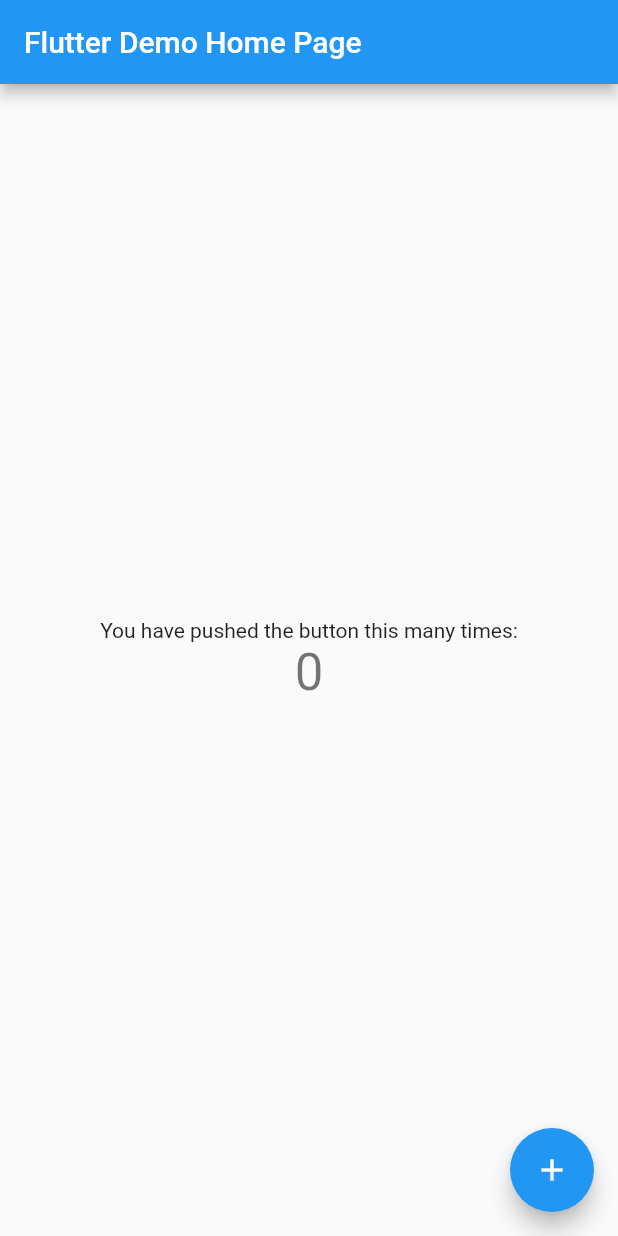
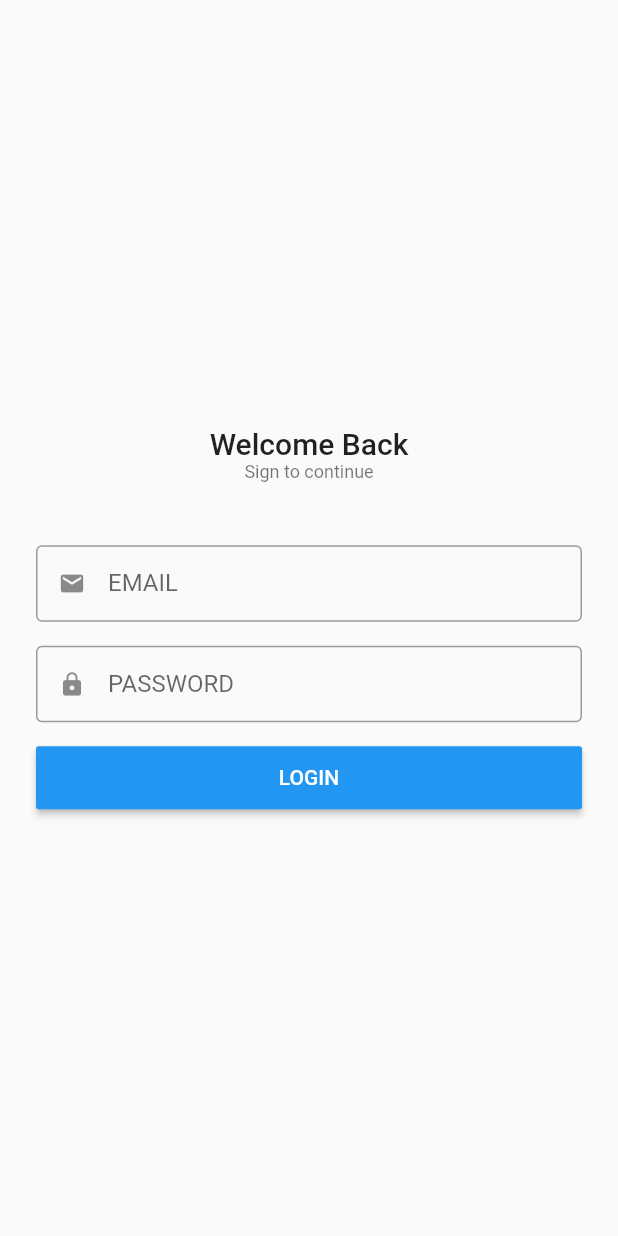
Before and after one commit to CoderJava/flutter-fcm-login, a Flutter app: the screen it shows after launch, on a phone screen of 412 x 824 dp. Run offline on Flutter 3.47's test engine with Material 2 defaults, Android fonts, the light colour scheme and no system bars; our stand-ins replace firebase_messaging, shared_preferences; accounts and stored records are empty.

Commit message:
Buat UI dan case error

```diff
--- a/lib/main.dart
+++ b/lib/main.dart
@@ -1,117 +1,213 @@
+import 'dart:io';
+
+import 'package:firebase_messaging/firebase_messaging.dart';
 import 'package:flutter/material.dart';
+import 'package:shared_preferences/shared_preferences.dart';
 
-void main() {
-  runApp(MyApp());
+void main() => runApp(App());
+
+class App extends StatefulWidget {
+  @override
+  _AppState createState() => _AppState();
 }
 
-class MyApp extends StatelessWidget {
-  // This widget is the root of your application.
+class _AppState extends State<App> {
+  var isLogin = false;
+
+  @override
+  void initState() {
+    WidgetsBinding.instance.addPostFrameCallback((_) async {
+      var sharedPreferences = await SharedPreferences.getInstance();
+      isLogin = sharedPreferences.getBool('isLogin') ?? false;
+      if (isLogin) {
+        setState(() {});
+      }
+    });
+    super.initState();
+  }
+
   @override
   Widget build(BuildContext context) {
     return MaterialApp(
-      title: 'Flutter Demo',
-      theme: ThemeData(
-        // This is the theme of your application.
-        //
-        // Try running your application with "flutter run". You'll see the
-        // application has a blue toolbar. Then, without quitting the app, try
-        // changing the primarySwatch below to Colors.green and then invoke
-        // "hot reload" (press "r" in the console where you ran "flutter run",
-        // or simply save your changes to "hot reload" in a Flutter IDE).
-        // Notice that the counter didn't reset back to zero; the application
-        // is not restarted.
-        primarySwatch: Colors.blue,
-        // This makes the visual density adapt to the platform that you run
-        // the app on. For desktop platforms, the controls will be smaller and
-        // closer together (more dense) than on mobile platforms.
-        visualDensity: VisualDensity.adaptivePlatformDensity,
-      ),
-      home: MyHomePage(title: 'Flutter Demo Home Page'),
+      home: !isLogin ? LoginPage() : HomePage(),
     );
   }
 }
 
-class MyHomePage extends StatefulWidget {
-  MyHomePage({Key key, this.title}) : super(key: key);
+Future<dynamic> onBackgroundMessageHandler(Map<String, dynamic> message) async {
+  debugPrint('onBackgroundMessageHandler');
+  var sharedPreferences = await SharedPreferences.getInstance();
+  var isLogin = sharedPreferences.getBool('isLogin') ?? false;
+  if (isLogin) {
+    // TODO: tampilkan lokal notifikasi
+    var content = '-';
+    if (Platform.isIOS) {
+      content = message['content'];
+    } else {
+      content = message['data']['content'];
+    }
+    debugPrint('content: $content');
+  }
+  return true;
+}
 
-  // This widget is the home page of your application. It is stateful, meaning
-  // that it has a State object (defined below) that contains fields that affect
-  // how it looks.
+class LoginPage extends StatefulWidget {
+  @override
+  _LoginPageState createState() => _LoginPageState();
+}
 
-  // This class is the configuration for the state. It holds the values (in this
-  // case the title) provided by the parent (in this case the App widget) and
-  // used by the build method of the State. Fields in a Widget subclass are
-  // always marked "final".
-
-  final String title;
+class _LoginPageState extends State<LoginPage> {
+  final scaffoldState = GlobalKey<ScaffoldState>();
+  final formState = GlobalKey<FormState>();
+  final controllerEmail = TextEditingController();
+  final controllerPassword = TextEditingController();
 
   @override
-  _MyHomePageState createState() => _MyHomePageState();
+  Widget build(BuildContext context) {
+    return Scaffold(
+      key: scaffoldState,
+      body: SafeArea(
+        child: Container(
+          width: double.infinity,
+          padding: EdgeInsets.symmetric(horizontal: 24),
+          child: Form(
+            key: formState,
+            child: Column(
+              mainAxisAlignment: MainAxisAlignment.center,
+              children: [
+                Text(
+                  'Welcome Back',
+                  style: Theme.of(context).textTheme.headline6,
+                ),
+                Text(
+                  'Sign to continue',
+                  style: Theme.of(context).textTheme.caption,
+                ),
+                SizedBox(height: 42),
+                TextFormField(
+                  controller: controllerEmail,
+                  decoration: InputDecoration(
+                    prefixIcon: Icon(Icons.email),
+                    border: OutlineInputBorder(),
+                    isDense: true,
+                    labelText: 'EMAIL',
+                  ),
+                  keyboardType: TextInputType.emailAddress,
+                  validator: (value) {
+                    return value.isEmpty ? 'Enter an email' : null;
+                  },
+                ),
+                SizedBox(height: 16),
+                TextFormField(
+                  controller: controllerPassword,
+                  decoration: InputDecoration(
+                    prefixIcon: Icon(Icons.lock),
+                    border: OutlineInputBorder(),
+                    isDense: true,
+                    labelText: 'PASSWORD',
+                  ),
+                  validator: (value) {
+                    return value.isEmpty ? 'Enter a password' : null;
+                  },
+                  obscureText: true,
+                  keyboardType: TextInputType.text,
+                ),
+                SizedBox(height: 16),
+                SizedBox(
+                  width: double.infinity,
+                  height: 42,
+                  child: RaisedButton(
+                    onPressed: () async {
+                      if (formState.currentState.validate()) {
+                        var email = controllerEmail.text.trim();
+                        var password = controllerPassword.text.trim();
+                        if (email == 'admin' && password == 'admin') {
+                          var sharedPreferences = await SharedPreferences.getInstance();
+                          await sharedPreferences.setBool('isLogin', true);
+                          Navigator.push(context, MaterialPageRoute(builder: (context) => HomePage()));
+                        } else {
+                          scaffoldState.currentState.showSnackBar(SnackBar(content: Text('Login failed')));
+                        }
+                      }
+                    },
+                    child: Text('LOGIN'),
+                    color: Colors.blue,
+                    textColor: Colors.white,
+                  ),
+                ),
+              ],
+            ),
+          ),
+        ),
+      ),
+    );
+  }
 }
 
-class _MyHomePageState extends State<MyHomePage> {
-  int _counter = 0;
+class HomePage extends StatefulWidget {
+  @override
+  _HomePageState createState() => _HomePageState();
+}
 
-  void _incrementCounter() {
-    setState(() {
-      // This call to setState tells the Flutter framework that something has
-      // changed in this State, which causes it to rerun the build method below
-      // so that the display can reflect the updated values. If we changed
-      // _counter without calling setState(), then the build method would not be
-      // called again, and so nothing would appear to happen.
-      _counter++;
-    });
+class _HomePageState extends State<HomePage> {
+  final firebaseMessaging = FirebaseMessaging();
+  var tokenFcm = '-';
+
+  @override
+  void initState() {
+    firebaseMessaging.configure(
+      onMessage: (Map<String, dynamic> message) async {
+        _getDataFcm(message);
+      },
+      onBackgroundMessage: onBackgroundMessageHandler,
+      onResume: (Map<String, dynamic> message) async {
+        _getDataFcm(message);
+      },
+      onLaunch: (Map<String, dynamic> message) async {
+        _getDataFcm(message);
+      },
+    );
+    super.initState();
   }
 
   @override
   Widget build(BuildContext context) {
-    // This method is rerun every time setState is called, for instance as done
-    // by the _incrementCounter method above.
-    //
-    // The Flutter framework has been optimized to make rerunning build methods
-    // fast, so that you can just rebuild anything that needs updating rather
-    // than having to individually change instances of widgets.
     return Scaffold(
-      appBar: AppBar(
-        // Here we take the value from the MyHomePage object that was created by
-        // the App.build method, and use it to set our appbar title.
-        title: Text(widget.title),
-      ),
-      body: Center(
-        // Center is a layout widget. It takes a single child and positions it
-        // in the middle of the parent.
+      body: Container(
+        width: double.infinity,
+        padding: EdgeInsets.symmetric(horizontal: 16),
         child: Column(
-          // Column is also a layout widget. It takes a list of children and
-          // arranges them vertically. By default, it sizes itself to fit its
-          // children horizontally, and tries to be as tall as its parent.
-          //
-          // Invoke "debug painting" (press "p" in the console, choose the
-          // "Toggle Debug Paint" action from the Flutter Inspector in Android
-          // Studio, or the "Toggle Debug Paint" command in Visual Studio Code)
-          // to see the wireframe for each widget.
-          //
-          // Column has various properties to control how it sizes itself and
-          // how it positions its children. Here we use mainAxisAlignment to
-          // center the children vertically; the main axis here is the vertical
-          // axis because Columns are vertical (the cross axis would be
-          // horizontal).
           mainAxisAlignment: MainAxisAlignment.center,
-          children: <Widget>[
-            Text(
-              'You have pushed the button this many times:',
+          children: [
+            RaisedButton(
+              child: Text('GET TOKEN'),
+              onPressed: () {
+                firebaseMessaging.requestNotificationPermissions(
+                  const IosNotificationSettings(),
+                );
+                firebaseMessaging.onIosSettingsRegistered.listen((event) {
+                  debugPrint('IOS settings registered');
+                });
+                firebaseMessaging.getToken().then((value) => setState(() {
+                  tokenFcm = value;
+                  debugPrint('tokenFcm: $tokenFcm');
+                }));
+              },
             ),
-            Text(
-              '$_counter',
-              style: Theme.of(context).textTheme.headline4,
-            ),
+            Text(tokenFcm),
           ],
         ),
       ),
-      floatingActionButton: FloatingActionButton(
-        onPressed: _incrementCounter,
-        tooltip: 'Increment',
-        child: Icon(Icons.add),
-      ), // This trailing comma makes auto-formatting nicer for build methods.
     );
   }
+
+  void _getDataFcm(Map<String, dynamic> message) {
+    var content = '';
+    if (Platform.isIOS) {
+      content = message['content'];
+    } else {
+      content = message['data']['content'];
+    }
+    debugPrint('content: $content');
+  }
 }
```
Also changed, not shown: pubspec.yaml (+7 -1 lines), pubspec.lock, 8 other files.
